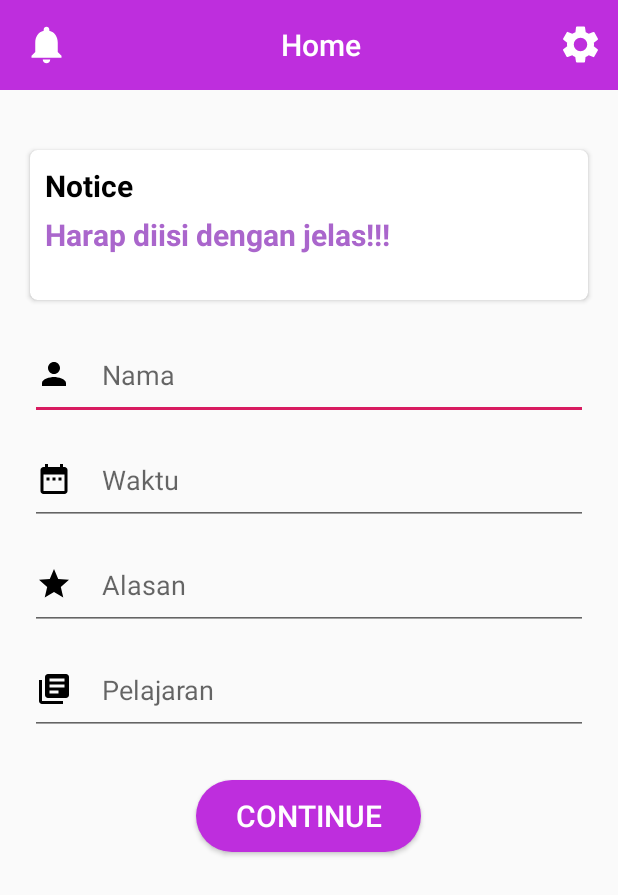
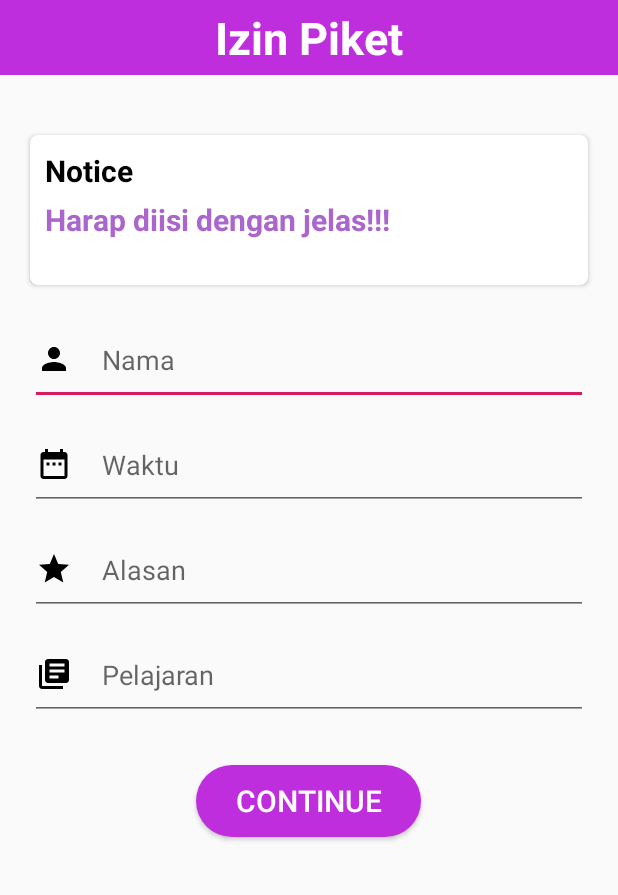
Before and after one commit to vikoms/EdugateSiswa, an Android app: the FragmentHome screen opened directly, with no data from a screen before it, after a tap on "Izin Piket", on a phone screen of 412 x 824 dp. Shown: the top 895 px of the screen. Run offline under Robolectric (Android 15) with nearby library versions, the light colour scheme and no system bars; our stand-ins replace Firebase (no records; nobody signed in at launch, a user with empty details on screens opened directly); libraries missing offline, so code that uses them is left out: com.synnapps.carouselview; 5 statements that could not run were skipped; 3 other taps on this screen came first.

Commit message:
membuat fitur help desk

```diff
--- a/app/src/main/AndroidManifest.xml
+++ b/app/src/main/AndroidManifest.xml
@@ -16,6 +16,7 @@
         <activity android:name=".HomeActivity" />
         <activity android:name=".LoginActivity" />
         <activity android:name=".IzinPiketActivity" />
+        <activity android:name=".HelpDeskActivity" />
         <activity android:name=".MainActivity">
             <intent-filter>
                 <action android:name="android.intent.action.MAIN" />
--- a/app/src/main/java/com/example/edugate/Fragment/FragmentHome.java
+++ b/app/src/main/java/com/example/edugate/Fragment/FragmentHome.java
@@ -16,6 +16,7 @@ import androidx.fragment.app.Fragment;
 import androidx.fragment.app.FragmentManager;
 import androidx.fragment.app.FragmentTransaction;
 
+import com.example.edugate.HelpDeskActivity;
 import com.example.edugate.IzinPiketActivity;
 import com.example.edugate.PanggilGuruActivity;
 import com.example.edugate.PerpustakaanActivity;
@@ -36,7 +37,7 @@ public class FragmentHome extends Fragment implements View.OnClickListener {
             "Contoh 1", "Contoh 2"
     };
 
-    CardView panggil_guru, daftar_tugas, izin_piket, mPerpustakaan, help_desk, beritaSekolah;
+    CardView panggil_guru, daftar_tugas, izin_piket, mPerpustakaan, help_desk, beritaSekolah,helpDesk;
     Button more;
     @Nullable
     @Override
@@ -96,6 +97,8 @@ public class FragmentHome extends Fragment implements View.OnClickListener {
         more = getView().findViewById(R.id.btn_more_beritaSekolah);
         more.setOnClickListener(this);
 
+        helpDesk = getView().findViewById(R.id.helpDesk);
+        helpDesk.setOnClickListener(this);
 
 
 
@@ -128,6 +131,11 @@ public class FragmentHome extends Fragment implements View.OnClickListener {
                 break;
             case R.id.izinPiket:
                 startActivity(new Intent(getActivity().getApplication(), IzinPiketActivity.class));
+                break;
+            case R.id.helpDesk:
+                startActivity(new Intent(getActivity().getApplication(), HelpDeskActivity.class));
+                break;
+
         }
     }
 
--- a/app/src/main/res/layout/activity_izin_piket.xml
+++ b/app/src/main/res/layout/activity_izin_piket.xml
@@ -1,13 +1,27 @@
 <?xml version="1.0" encoding="utf-8"?>
 <RelativeLayout xmlns:android="http://schemas.android.com/apk/res/android"
     xmlns:app="http://schemas.android.com/apk/res-auto"
+    xmlns:tools="http://schemas.android.com/tools"
     android:orientation="vertical"
     android:layout_width="match_parent"
     android:layout_height="match_parent">
 
-    <include
-        android:id="@+id/toolbar"
-        layout="@layout/toolbar" />
+    <LinearLayout
+        android:id="@+id/linearLayout4"
+        android:layout_width="match_parent"
+        android:layout_height="50dp"
+        android:background="@color/colorPrimaryDark"
+        android:gravity="center"
+        tools:ignore="MissingConstraints">
+
+        <TextView
+            android:layout_width="wrap_content"
+            android:layout_height="wrap_content"
+            android:text="Izin Piket"
+            android:textColor="@android:color/white"
+            android:textSize="30sp"
+            android:textStyle="bold" />
+    </LinearLayout>
 
     <androidx.cardview.widget.CardView
         android:id="@+id/cardView"
@@ -18,7 +32,7 @@
         android:layout_marginRight="20dp"
         android:layout_centerHorizontal="true"
         app:cardCornerRadius="5dp"
-        android:layout_below="@+id/toolbar">
+        android:layout_below="@+id/linearLayout4">
 
         <LinearLayout
             android:layout_width="match_parent"
```
Also changed, not shown: 1 other file.
